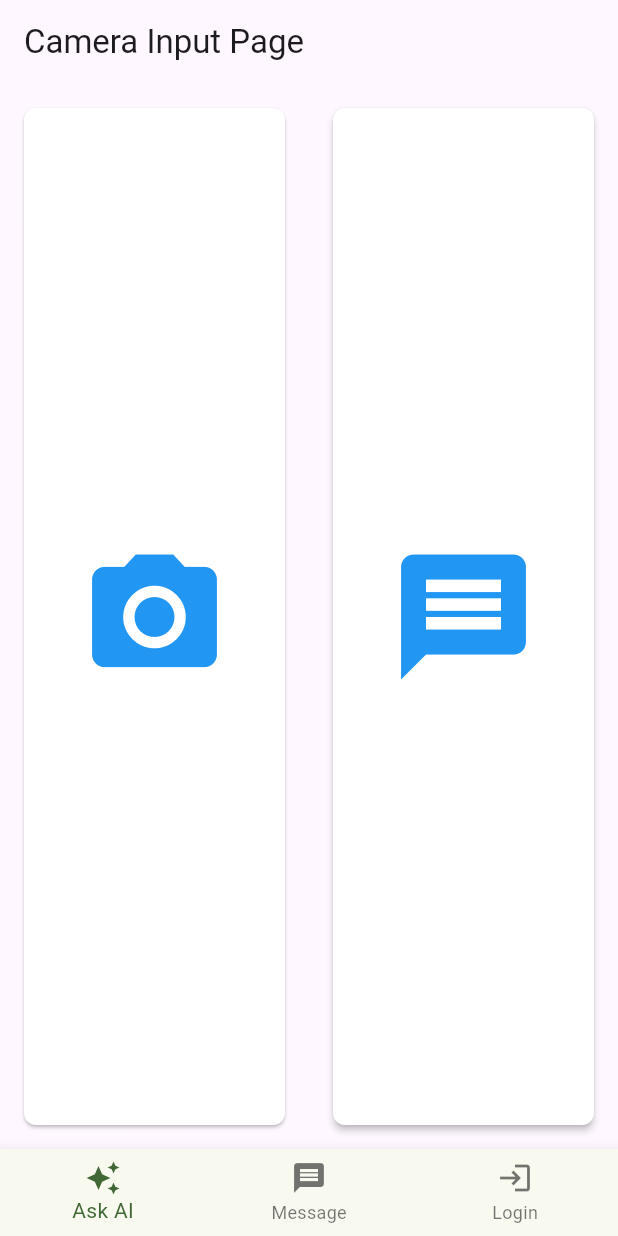
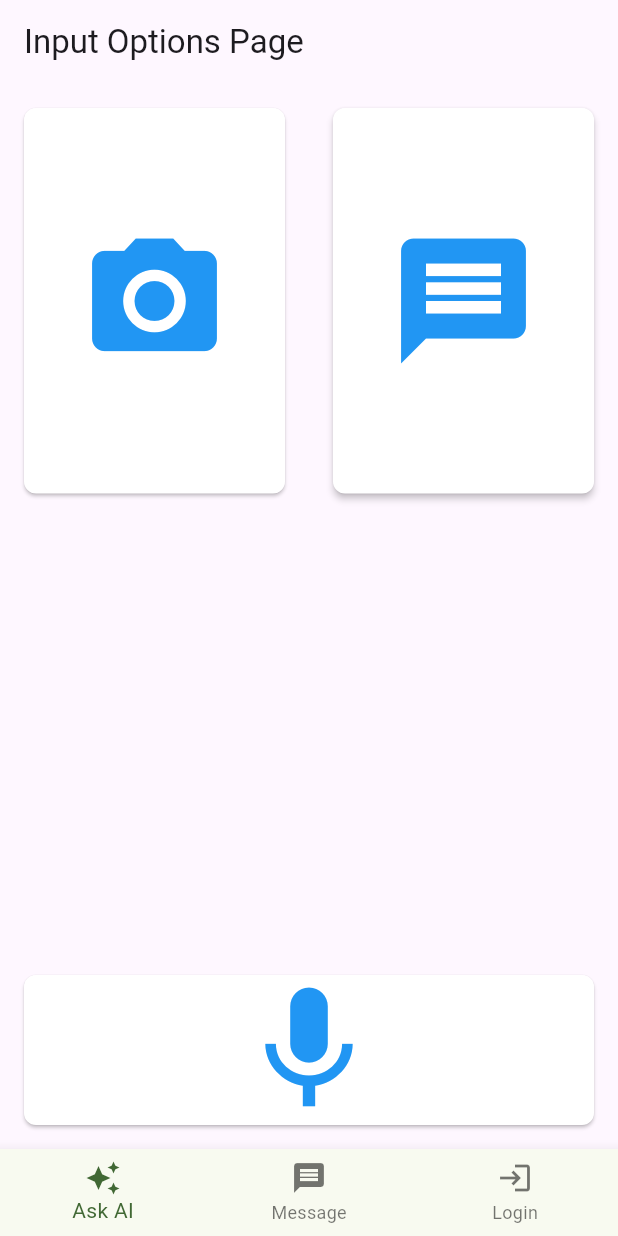
Before and after one commit to danielgof/HackOHIO2024, a Flutter app: the screen it shows after launch, on a phone screen of 412 x 824 dp. Run offline on Flutter 3.47's test engine with Material 3 defaults, Android fonts, the phone set to English and light mode, and no system bars; our stand-ins replace camera.

Commit message:
more changes

```diff
--- a/app/lib/private/ai_page.dart
+++ b/app/lib/private/ai_page.dart
@@ -1,15 +1,17 @@
 import 'package:app/private/photo_page.dart';
 import 'package:flutter/material.dart';
 import 'package:app/private/ai_text.dart';
+// import 'package:app/private/audio_input.dart'; // Assuming you have a widget for handling microphone input
 
 class AiPage extends StatelessWidget {
   @override
   Widget build(BuildContext context) {
     return MaterialApp(
       home: Scaffold(
-        appBar: AppBar(title: Text('Camera Input Page')),
+        appBar: AppBar(title: Text('Input Options Page')),
         body: Column(
           children: [
+            // Top section with Camera and Text buttons
             Expanded(
               child: Row(
                 children: [
@@ -34,14 +36,16 @@ class AiPage extends StatelessWidget {
                           backgroundColor: Colors.white,
                         ),
                         child: Center(
-                          child: Icon(Icons.camera_alt, // Camera icon
-                              size: 100.0,
-                              color: Colors.blue),
+                          child: Icon(
+                            Icons.camera_alt, // Camera icon
+                            size: 100.0,
+                            color: Colors.blue,
+                          ),
                         ),
                       ),
                     ),
                   ),
-                  // Text Input Box
+                  // Text Input Button
                   Expanded(
                     child: Container(
                       margin: EdgeInsets.all(16.0),
@@ -60,20 +64,50 @@ class AiPage extends StatelessWidget {
                             borderRadius: BorderRadius.circular(8.0),
                           ),
                           backgroundColor: Colors.white,
-                          elevation: 2.0, // Optional: You can adjust elevation as needed
+                          elevation: 2.0,
                         ),
                         child: Center(
                           child: Icon(
-                            Icons.message, // chat icon
+                            Icons.message, // Text icon
                             size: 100.0,
                             color: Colors.blue,
                           ),
                         ),
                       ),
-
                     ),
                   ),
                 ],
+              ),
+            ),
+            // Spacer to push the microphone button to the bottom
+            Spacer(),
+            // Microphone Button at the bottom
+            Container(
+              margin: const EdgeInsets.all(16.0),
+              child: ElevatedButton(
+                onPressed: () {
+                  // Uncomment and add navigation when the widget is ready
+                  // Navigator.push(
+                  //   context,
+                  //   MaterialPageRoute(
+                  //     builder: (context) => AudioInputWidget(), // Navigate to AudioInputWidget
+                  //   ),
+                  // );
+                },
+                style: ElevatedButton.styleFrom(
+                  padding: EdgeInsets.zero,
+                  shape: RoundedRectangleBorder(
+                    borderRadius: BorderRadius.circular(8.0),
+                  ),
+                  backgroundColor: Colors.white,
+                ),
+                child: Center(
+                  child: Icon(
+                    Icons.mic, // Microphone icon
+                    size: 100.0,
+                    color: Colors.blue,
+                  ),
+                ),
               ),
             ),
           ],
```
